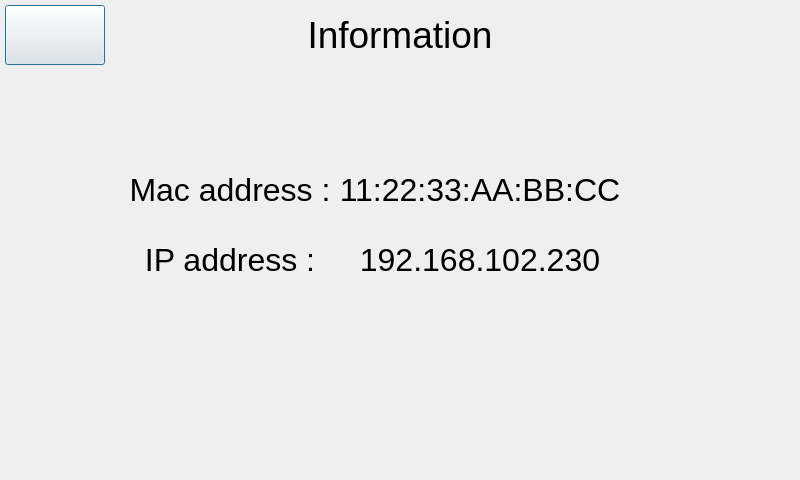
This is informationdialog.ui in Keithsys730/ERC_UI_DEMO as Qt 5 draws it before an edit. The edited form follows.
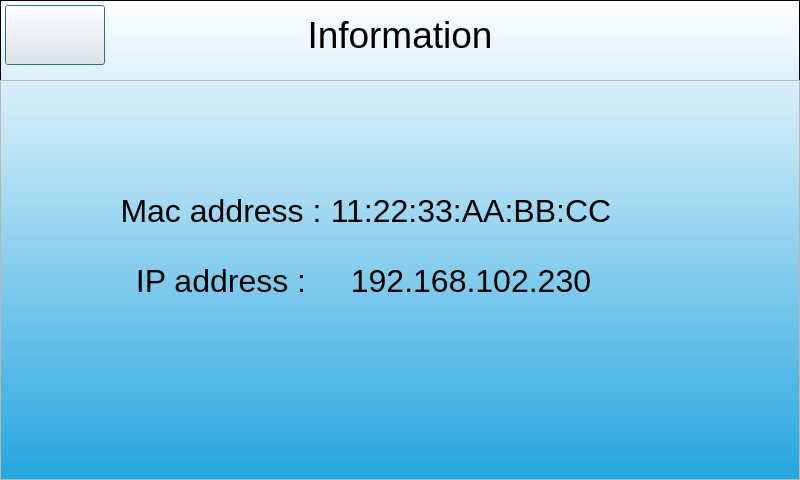
This is the edited form. Icons and pictures are not drawn.

Commit message: Add base frames for each screen for ui background color...etc.

The edit to the form file:
```diff
--- a/informationdialog.ui
+++ b/informationdialog.ui
@@ -50,53 +50,39 @@
     <set>Qt::AlignCenter</set>
    </property>
   </widget>
-  <widget class="QLabel" name="macLabel">
+  <widget class="QStackedWidget" name="InformationStackedWidget">
    <property name="geometry">
     <rect>
-     <x>130</x>
-     <y>170</y>
-     <width>200</width>
-     <height>40</height>
+     <x>0</x>
+     <y>80</y>
+     <width>800</width>
+     <height>400</height>
     </rect>
    </property>
-   <property name="font">
-    <font>
-     <pointsize>24</pointsize>
-    </font>
+   <property name="contextMenuPolicy">
+    <enum>Qt::DefaultContextMenu</enum>
    </property>
-   <property name="text">
-    <string>Mac address :</string>
+   <property name="acceptDrops">
+    <bool>false</bool>
    </property>
-   <property name="alignment">
-    <set>Qt::AlignCenter</set>
+   <property name="frameShape">
+    <enum>QFrame::StyledPanel</enum>
    </property>
-  </widget>
-  <widget class="QLabel" name="macAddressabel">
-   <property name="geometry">
-    <rect>
-     <x>330</x>
-     <y>170</y>
-     <width>300</width>
-     <height>40</height>
-    </rect>
+   <property name="frameShadow">
+    <enum>QFrame::Sunken</enum>
    </property>
-   <property name="font">
-    <font>
-     <pointsize>24</pointsize>
-    </font>
+   <property name="lineWidth">
+    <number>0</number>
    </property>
-   <property name="text">
-    <string>11:22:33:AA:BB:CC</string>
+   <property name="currentIndex">
+    <number>0</number>
    </property>
-   <property name="alignment">
-    <set>Qt::AlignCenter</set>
-   </property>
-  </widget>
+   <widget class="QWidget" name="informationPage">
   <widget class="QLabel" name="ipAddressabel">
    <property name="geometry">
     <rect>
-     <x>330</x>
-     <y>240</y>
+       <x>320</x>
+       <y>180</y>
      <width>300</width>
      <height>40</height>
     </rect>
@@ -113,11 +99,53 @@
     <set>Qt::AlignCenter</set>
    </property>
   </widget>
+    <widget class="QLabel" name="macAddressabel">
+     <property name="geometry">
+      <rect>
+       <x>320</x>
+       <y>110</y>
+       <width>300</width>
+       <height>40</height>
+      </rect>
+     </property>
+     <property name="font">
+      <font>
+       <pointsize>24</pointsize>
+      </font>
+     </property>
+     <property name="text">
+      <string>11:22:33:AA:BB:CC</string>
+     </property>
+     <property name="alignment">
+      <set>Qt::AlignCenter</set>
+     </property>
+    </widget>
+    <widget class="QLabel" name="macLabel">
+     <property name="geometry">
+      <rect>
+       <x>120</x>
+       <y>110</y>
+       <width>200</width>
+       <height>40</height>
+      </rect>
+     </property>
+     <property name="font">
+      <font>
+       <pointsize>24</pointsize>
+      </font>
+     </property>
+     <property name="text">
+      <string>Mac address :</string>
+     </property>
+     <property name="alignment">
+      <set>Qt::AlignCenter</set>
+     </property>
+    </widget>
   <widget class="QLabel" name="ipLabel">
    <property name="geometry">
     <rect>
-     <x>130</x>
-     <y>240</y>
+       <x>120</x>
+       <y>180</y>
      <width>200</width>
      <height>40</height>
     </rect>
@@ -134,6 +162,54 @@
     <set>Qt::AlignCenter</set>
    </property>
   </widget>
+   </widget>
+   <widget class="QWidget" name="aboutPage">
+    <widget class="QLabel" name="aboutLabel">
+     <property name="geometry">
+      <rect>
+       <x>230</x>
+       <y>50</y>
+       <width>400</width>
+       <height>300</height>
+      </rect>
+     </property>
+     <property name="font">
+      <font>
+       <pointsize>12</pointsize>
+      </font>
+     </property>
+     <property name="text">
+      <string>&lt;html&gt;&lt;head/&gt;&lt;body&gt;&lt;p&gt;&lt;span style=&quot; font-size:20pt; font-weight:600;&quot;&gt;ERC burn-in devices monitor&lt;/span&gt;&lt;/p&gt;&lt;p&gt;&lt;span style=&quot; font-size:16pt;&quot;&gt;Version : 1.0&lt;/span&gt;&lt;/p&gt;&lt;p&gt;&lt;br/&gt;&lt;span style=&quot; font-size:16pt;&quot;&gt;This could monitors the burn-in devices.&lt;/span&gt;&lt;/p&gt;&lt;p&gt;&lt;span style=&quot; font-size:16pt;&quot;&gt;For detailed information, please refer to:&lt;/span&gt;&lt;/p&gt;&lt;p&gt;&lt;a href=&quot;http://www.meanwell.com&quot;&gt;&lt;span style=&quot; font-size:16pt; text-decoration: underline; color:#0000ff;&quot;&gt;http://www.meanwell.com&lt;/span&gt;&lt;/a&gt;&lt;br/&gt;&lt;/p&gt;&lt;p&gt;copyright @ 2016 MEAN WELL Enterprises Co., Ltd.&lt;/p&gt;&lt;/body&gt;&lt;/html&gt;</string>
+     </property>
+     <property name="alignment">
+      <set>Qt::AlignLeading|Qt::AlignLeft|Qt::AlignTop</set>
+     </property>
+    </widget>
+   </widget>
+  </widget>
+  <widget class="QFrame" name="baseFrame">
+   <property name="geometry">
+    <rect>
+     <x>0</x>
+     <y>0</y>
+     <width>800</width>
+     <height>480</height>
+    </rect>
+   </property>
+   <property name="styleSheet">
+    <string notr="true">background-color: qlineargradient(spread:pad, x1:0, y1:1, x2:0, y2:0, stop:0 rgba(38, 166, 223, 255), stop:1 rgba(255, 255, 255, 255));</string>
+   </property>
+   <property name="frameShape">
+    <enum>QFrame::StyledPanel</enum>
+   </property>
+   <property name="frameShadow">
+    <enum>QFrame::Raised</enum>
+   </property>
+  </widget>
+  <zorder>baseFrame</zorder>
+  <zorder>returnMainButton</zorder>
+  <zorder>informationLabel</zorder>
+  <zorder>InformationStackedWidget</zorder>
  </widget>
  <resources/>
  <connections/>
```
Lines whose indentation alone changed are shown as unchanged. The commit also changes 4 other files.
